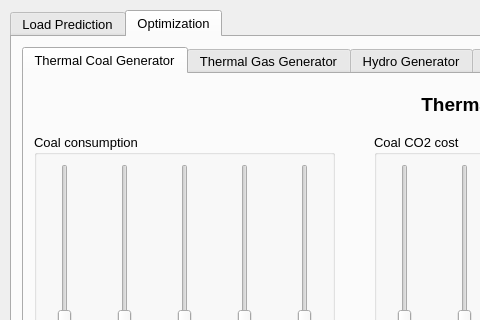
Above: ui/frontend.ui from nikolaJov2605/ISIS_NIS_Project before the change; both pictures show x 0 to 480 and y 0 to 320 of the 1082 by 998 pixel window. Below: the same form after it.
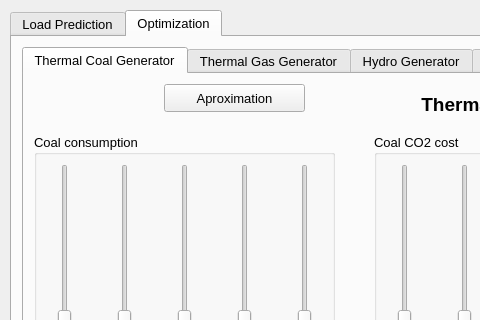
That is the form after the change. The open tabs and pages were chosen to show the change.

The edit to the form file:
```diff
--- a/ui/frontend.ui
+++ b/ui/frontend.ui
@@ -1487,6 +1487,19 @@
          </property>
         </widget>
        </widget>
+       <widget class="QPushButton" name="aproximation_btn">
+        <property name="geometry">
+         <rect>
+          <x>140</x>
+          <y>10</y>
+          <width>141</width>
+          <height>28</height>
+         </rect>
+        </property>
+        <property name="text">
+         <string>Aproximation</string>
+        </property>
+       </widget>
       </widget>
       <widget class="QWidget" name="thermal_gas_tab">
        <attribute name="title">
```
Left out of the diff: 4 changed lines with no effect on the pictures.
